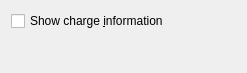
KDE/kde-workspace, file plasma/generic/applets/batterymonitor/contents/ui/config.ui: the form before one commit.
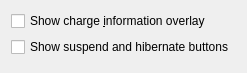
The form after the commit.

Diff of the .ui file:
```diff
--- a/plasma/generic/applets/batterymonitor/contents/ui/config.ui
+++ b/plasma/generic/applets/batterymonitor/contents/ui/config.ui
@@ -20,7 +20,17 @@
       <string/>
      </property>
      <property name="text">
-      <string>Show charge &amp;information</string>
+      <string>Show charge &amp;information overlay</string>
+     </property>
+    </widget>
+   </item>
+   <item>
+    <widget class="QCheckBox" name="kcfg_showSuspendButtons">
+     <property name="toolTip">
+      <string/>
+     </property>
+     <property name="text">
+       <string>Show suspend and hibernate buttons</string>
      </property>
     </widget>
    </item>
```
